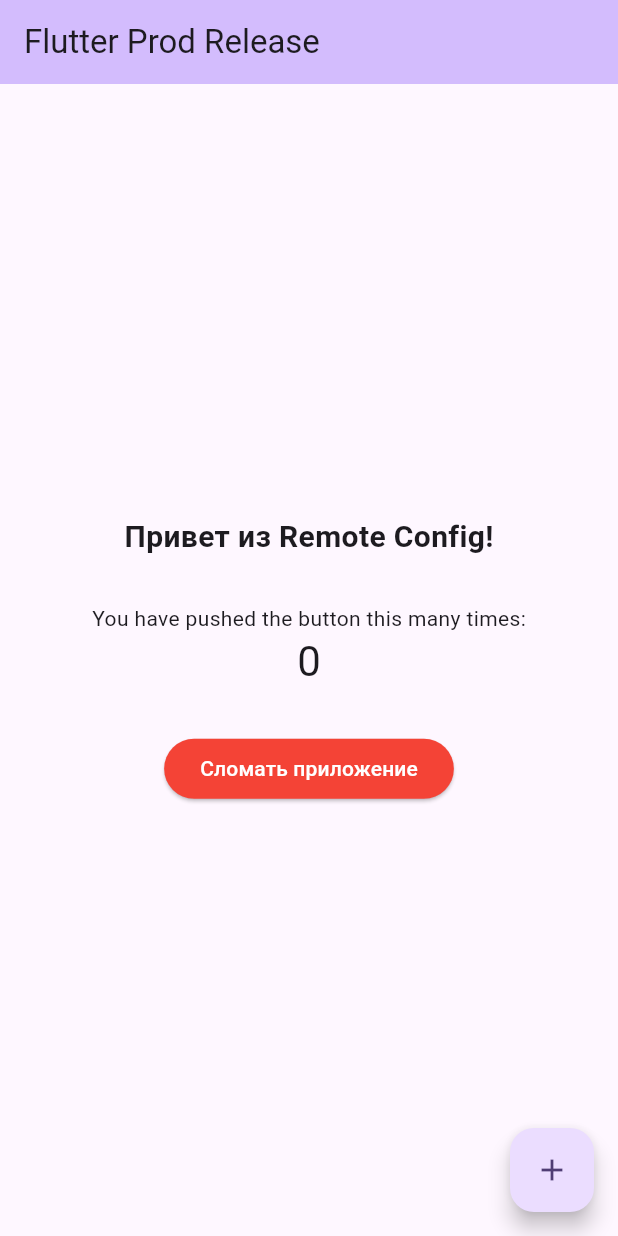
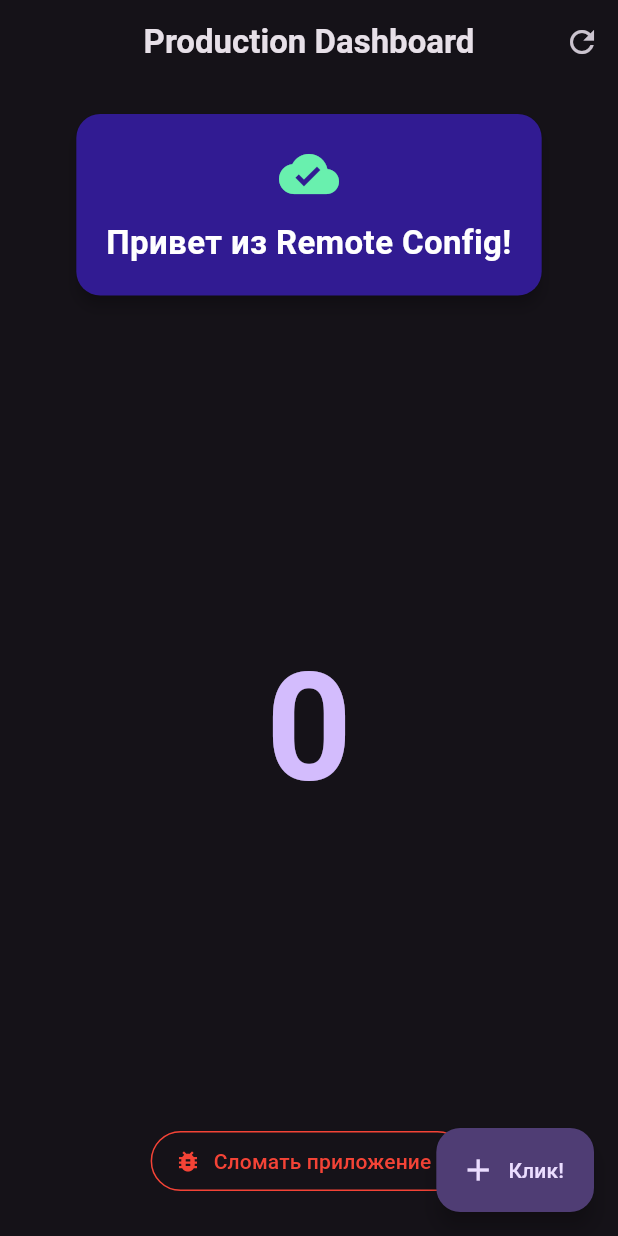
Before and after one commit to seryagalooll-bot/my_ci_app, a Flutter app: the screen it shows after launch, after a tap on "Сломать приложение", on a phone screen of 412 x 824 dp. Run offline on Flutter 3.47's test engine with Material 3 defaults, Android fonts, the phone set to English and light mode, and no system bars; our stand-ins replace firebase_core, firebase_crashlytics, firebase_remote_config; accounts and stored records are empty.

Commit message:
feat: final post-release practice (versions, toggles, docs)

```diff
--- a/lib/main.dart
+++ b/lib/main.dart
@@ -6,14 +6,12 @@ import 'package:firebase_remote_config/firebase_remote_config.dart';
 
 void main() async {
   WidgetsFlutterBinding.ensureInitialized();
-  await Firebase.initializeApp(); // Инициализация Firebase
+  await Firebase.initializeApp();
 
-  // Настройка Crashlytics для отлова ошибок Flutter
   FlutterError.onError = (errorDetails) {
     FirebaseCrashlytics.instance.recordFlutterFatalError(errorDetails);
   };
 
-  // Запуск приложения в защищенной зоне для отлова фоновых ошибок
   runZonedGuarded(() {
     runApp(const MyApp());
   }, (error, stack) {
@@ -27,27 +25,28 @@ class MyApp extends StatelessWidget {
   @override
   Widget build(BuildContext context) {
     return MaterialApp(
-      title: 'Flutter Demo',
+      title: 'CI/CD App',
+      debugShowCheckedModeBanner: false,
       theme: ThemeData(
-        colorScheme: ColorScheme.fromSeed(seedColor: Colors.deepPurple),
+        colorScheme: ColorScheme.fromSeed(seedColor: Colors.deepPurple, brightness: Brightness.dark),
         useMaterial3: true,
       ),
-      home: const MyHomePage(title: 'Flutter Prod Release'),
+      home: const DashboardPage(),
     );
   }
 }
 
-class MyHomePage extends StatefulWidget {
-  const MyHomePage({super.key, required this.title});
-  final String title;
+class DashboardPage extends StatefulWidget {
+  const DashboardPage({super.key});
 
   @override
-  State<MyHomePage> createState() => _MyHomePageState();
+  State<DashboardPage> createState() => _DashboardPageState();
 }
 
-class _MyHomePageState extends State<MyHomePage> {
+class _DashboardPageState extends State<DashboardPage> {
   int _counter = 0;
-  String _welcomeText = 'Загрузка конфига...';
+  String _welcomeText = 'Загрузка...';
+  bool _showNewFeature = false;
   final FirebaseRemoteConfig _remoteConfig = FirebaseRemoteConfig.instance;
 
   @override
@@ -56,21 +55,26 @@ class _MyHomePageState extends State<MyHomePage> {
     _setupRemoteConfig();
   }
 
-  // Логика получения текста из Firebase
   Future<void> _setupRemoteConfig() async {
     await _remoteConfig.setConfigSettings(RemoteConfigSettings(
       fetchTimeout: const Duration(minutes: 1),
-      // Для теста ставим 0, чтобы текст обновлялся сразу. В продакшене ставят 12 часов.
       minimumFetchInterval: const Duration(seconds: 0),
     ));
 
-    // Текст по умолчанию, если в консоли Firebase пусто
-    await _remoteConfig.setDefaults(const {"welcome_text": "Привет из Remote Config!"});
+    // Дефолтные значения (если в Firebase пусто)
+    await _remoteConfig.setDefaults(const {
+      "welcome_text": "Привет из Remote Config!",
+      "show_new_feature": false,
+    });
 
+    await _fetchConfig();
+  }
+
+  Future<void> _fetchConfig() async {
     await _remoteConfig.fetchAndActivate();
-
     setState(() {
       _welcomeText = _remoteConfig.getString('welcome_text');
+      _showNewFeature = _remoteConfig.getBool('show_new_feature');
     });
   }
 
@@ -84,40 +88,88 @@ class _MyHomePageState extends State<MyHomePage> {
   Widget build(BuildContext context) {
     return Scaffold(
       appBar: AppBar(
-        backgroundColor: Theme.of(context).colorScheme.inversePrimary,
-        title: Text(widget.title),
+        title: const Text('Production Dashboard', style: TextStyle(fontWeight: FontWeight.bold)),
+        centerTitle: true,
+        actions: [
+          IconButton(
+            icon: const Icon(Icons.refresh),
+            onPressed: _fetchConfig,
+            tooltip: 'Обновить Remote Config',
+          )
+        ],
       ),
-      body: Center(
+      body: Padding(
+        padding: const EdgeInsets.all(16.0),
         child: Column(
-          mainAxisAlignment: MainAxisAlignment.center,
-          children: <Widget>[
-            // Вывод текста из Firebase Remote Config
-            Text(
-              _welcomeText,
-              style: const TextStyle(fontSize: 20, fontWeight: FontWeight.bold),
+          children: [
+            // Карточка с текстом из Firebase
+            Card(
+              elevation: 4,
+              shape: RoundedRectangleBorder(borderRadius: BorderRadius.circular(16)),
+              color: Colors.deepPurple.shade900,
+              child: Padding(
+                padding: const EdgeInsets.all(20.0),
+                child: Column(
+                  children: [
+                    const Icon(Icons.cloud_done, size: 40, color: Colors.greenAccent),
+                    const SizedBox(height: 10),
+                    Text(
+                      _welcomeText,
+                      textAlign: TextAlign.center,
+                      style: const TextStyle(fontSize: 22, fontWeight: FontWeight.bold, color: Colors.white),
+                    ),
+                  ],
+                ),
+              ),
             ),
-            const SizedBox(height: 30),
-            const Text('You have pushed the button this many times:'),
-            Text(
-              '$_counter',
-              style: Theme.of(context).textTheme.headlineMedium,
+
+            const SizedBox(height: 20),
+
+            // Счетчик
+            Expanded(
+              child: Center(
+                child: Text(
+                  '$_counter',
+                  style: TextStyle(fontSize: 100, fontWeight: FontWeight.bold, color: Theme.of(context).colorScheme.primary),
+                ),
+              ),
             ),
-            const SizedBox(height: 30),
-            // Кнопка для проверки Crashlytics (искусственное падение)
-            ElevatedButton(
-              style: ElevatedButton.styleFrom(backgroundColor: Colors.red),
-              onPressed: () {
-                FirebaseCrashlytics.instance.crash(); // Вызовет падение
-              },
-              child: const Text('Сломать приложение', style: TextStyle(color: Colors.white)),
-            )
+
+            // Feature Toggle (Секретная фича)
+            if (_showNewFeature)
+              Container(
+                margin: const EdgeInsets.only(bottom: 20),
+                padding: const EdgeInsets.all(16),
+                decoration: BoxDecoration(
+                  color: Colors.amber.shade800,
+                  borderRadius: BorderRadius.circular(12),
+                ),
+                child: const Row(
+                  mainAxisAlignment: MainAxisAlignment.center,
+                  children: [
+                    Icon(Icons.star, color: Colors.white),
+                    SizedBox(width: 8),
+                    Text('СЕКРЕТНАЯ ФУНКЦИЯ АКТИВИРОВАНА!',
+                        style: TextStyle(color: Colors.white, fontWeight: FontWeight.bold)),
+                  ],
+                ),
+              ),
+
+            // Кнопка сломать приложение (Crashlytics)
+            OutlinedButton.icon(
+              onPressed: () => FirebaseCrashlytics.instance.crash(),
+              icon: const Icon(Icons.bug_report, color: Colors.red),
+              label: const Text('Сломать приложение', style: TextStyle(color: Colors.red)),
+              style: OutlinedButton.styleFrom(side: const BorderSide(color: Colors.red)),
+            ),
+            const SizedBox(height: 10),
           ],
         ),
       ),
-      floatingActionButton: FloatingActionButton(
+      floatingActionButton: FloatingActionButton.extended(
         onPressed: _incrementCounter,
-        tooltip: 'Increment',
-        child: const Icon(Icons.add),
+        icon: const Icon(Icons.add),
+        label: const Text('Клик!'),
       ),
     );
   }
```
Also changed, not shown: 7 other files.
